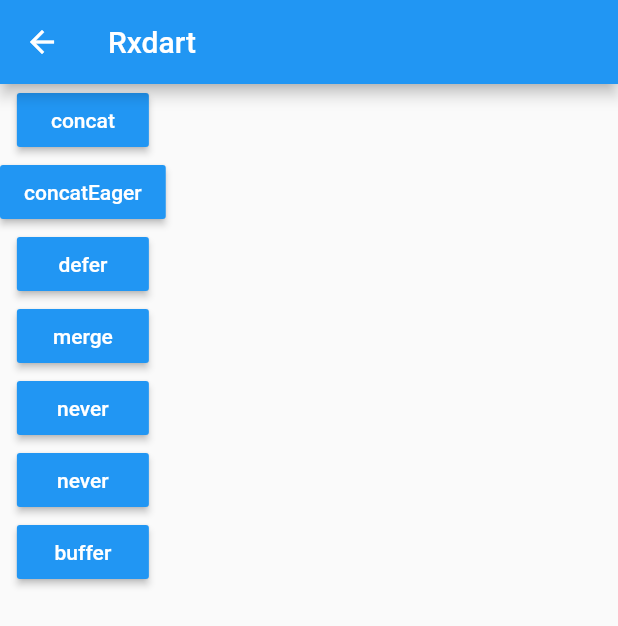
After one commit to korolzhang/flutter_widget, a Flutter app: the screen it shows after launch, scrolled down 338 dp, after a tap on "rxdart", on a phone screen of 412 x 824 dp. The commit adds this screen. Shown: the top 626 px of the screen. Run offline on Flutter 3.47's test engine with Material 2 defaults, Android fonts, the phone set to English and light mode, and no system bars; our stand-ins replace connectivity, dio, flushbar, flutter_icons, flutter_typeahead, fluttertoast and 5 more; missing offline and left inert: direct_select_flutter, easy_contact_picker, fl_radial_menu, flame, flutter_aes, folding_cell and 3 more; generated files the repository leaves out were written again.

Commit message:
commit:eventbus

```diff
--- a/lib/page_two.dart
+++ b/lib/page_two.dart
@@ -4,6 +4,7 @@ import 'package:flutter_widget_project/dio_page.dart';
 import 'package:flutter_widget_project/flush_bar_page.dart';
 import 'package:flutter_widget_project/page_three.dart';
 import 'package:flutter_widget_project/pin_code_text_field_page.dart';
+import 'package:flutter_widget_project/rxdart/rxdart_page.dart';
 import 'package:flutter_widget_project/slide_container_page.dart';
 import 'package:flutter_widget_project/snap_list_page.dart';
 import 'package:flutter_widget_project/stream/broadcast_stream_page.dart';
@@ -17,6 +18,7 @@ import 'package:flutter_widget_project/widget/direct_select_flutter2_page.dart';
 import 'package:flutter_widget_project/widget/permission_view.dart';
 import 'package:permission_handler/permission_handler.dart';
 import 'direct_select_flutter_page.dart';
+import 'event_bus/event_bus_page.dart';
 import 'flutter_typed_head_page.dart';
 import 'folding_cell_page.dart';
 import 'liquid_pull_refresh_page.dart';
@@ -216,8 +218,21 @@ class _PageTwoState extends State<PageTwo> {
                 return StreamOprPage();
               })),
             ),
+            FlatButton(
+              child: Text("rxdart"),
+              color: Color(0xffcccccc),
+              onPressed: () => Navigator.of(context).push(MaterialPageRoute(builder: (_){
+                return RxDartPage();
+              })),
+            ),
 
-
+            FlatButton(
+              child: Text("eventbus"),
+              color: Color(0xffcccccc),
+              onPressed: () => Navigator.of(context).push(MaterialPageRoute(builder: (_){
+                return EventBusPage();
+              })),
+            ),
 
             SizedBox(height: 50,),
           ],
--- /dev/null
+++ b/lib/rxdart/rxdart_page.dart
@@ -0,0 +1,147 @@
+import 'package:flutter/material.dart';
+import 'package:flutter_widget_project/dio_util/constant.dart';
+import 'package:rxdart/rxdart.dart';
+
+class RxDartPage extends StatefulWidget {
+  @override
+  _RxDartPageState createState() => _RxDartPageState();
+}
+
+class _RxDartPageState extends State<RxDartPage> {
+
+  String _name = "hello";
+  _concat() {
+    //只要先前的流序列成功终止，就连接所有指定的流序列.通过逐个订阅每个流，发出所有项目并在订阅下一个流之前完成来完成此操作.
+    Rx.concat([
+      Stream.value(1),
+      Rx.timer(2, Duration(seconds: 5)),
+      Stream.value(3),
+    ]).listen((data) {
+      print(data);
+    });
+  }
+
+  _concatEager() {
+    //只要先前的流序列成功终止，就连接所有指定的流序列.不是立即订阅下一个流，而是立即订阅所有流. 然后，在前一个流完成发射项目之后，在正确的时间捕获并发射事件.
+    Rx.concatEager([
+      Stream.value(1),
+      Rx.timer(2, Duration(seconds: 5)),
+      Stream.value(3),
+    ]).listen((data) {
+      print(data);
+    });
+  }
+
+  _defer() {
+    Rx.defer(() => Stream.value(2)).listen((data) {
+      print(data);
+    });
+  }
+
+  _merge() {
+    //将给定streams发出的项目展平为单个Stream序列.
+    Rx.merge([Rx.timer(2, Duration(seconds: 3)), Stream.value(1)])
+        .listen((event) {
+      print(event);
+    });
+  }
+
+  _buffer() {
+    Stream.periodic(Duration(milliseconds: 100), (i) => i)
+        .buffer(Stream.periodic(Duration(milliseconds: 180), (i) => i))
+        .listen((event) {
+      print(event);
+    });
+  }
+
+  _never() {
+    //返回一个非终止的流序列，该序列可用于表示无限的持续时间.
+    //never运算符是一种行为非常具体且受限制的运算符. 这些对于测试目的很有用，有时还可以与其他Stream结合使用，
+    // 或者作为希望将其他Stream作为参数的运算符的参数.
+    Rx.never().listen((event) {
+      print(event);
+    });
+  }
+
+  ///创建observable
+  _fromIterable() {}
+
+  @override
+  void initState() {
+    // TODO: implement initState
+    super.initState();
+  }
+
+  @override
+  Widget build(BuildContext context) {
+    return Scaffold(
+      appBar: AppBar(
+        title: Text("Rxdart"),
+      ),
+      body: Container(
+        child: SingleChildScrollView(
+          child: Column(
+            children: [
+              MaterialButton(
+                color: Colors.blue,
+                child: Text(
+                  "concat",
+                  style: TextStyle(color: Colors.white),
+                ),
+                onPressed: () => _concat(),
+              ),
+              MaterialButton(
+                color: Colors.blue,
+                child: Text(
+                  "concatEager",
+                  style: TextStyle(color: Colors.white),
+                ),
+                onPressed: () => _concatEager(),
+              ),
+              MaterialButton(
+                color: Colors.blue,
+                child: Text(
+                  "defer",
+                  style: TextStyle(color: Colors.white),
+                ),
+                onPressed: () => _defer(),
+              ),
+              MaterialButton(
+                color: Colors.blue,
+                child: Text(
+                  "merge",
+                  style: TextStyle(color: Colors.white),
+                ),
+                onPressed: () => _merge(),
+              ),
+              MaterialButton(
+                color: Colors.blue,
+                child: Text(
+                  "never",
+                  style: TextStyle(color: Colors.white),
+                ),
+                onPressed: () => _never(),
+              ),
+              MaterialButton(
+                color: Colors.blue,
+                child: Text(
+                  "never",
+                  style: TextStyle(color: Colors.white),
+                ),
+                onPressed: () => _never(),
+              ),
+              MaterialButton(
+                color: Colors.blue,
+                child: Text(
+                  "buffer",
+                  style: TextStyle(color: Colors.white),
+                ),
+                onPressed: () => _buffer(),
+              ),
+            ],
+          ),
+        ),
+      ),
+    );
+  }
+}
--- a/pubspec.yaml
+++ b/pubspec.yaml
@@ -50,6 +50,8 @@ dependencies:
   flutter_aes: ^0.1.1
   #网络状态
   connectivity: ^0.4.9
+  rxdart: ^0.24.1
+  event_bus: ^1.1.1
 
 dev_dependencies:
   #序列化
```
Also changed, not shown: lib/event_bus/event_bus.dart (added, +49 -0 lines), lib/event_bus/event_bus_page.dart (added, +84 -0 lines), pubspec.lock, 1 other file.
